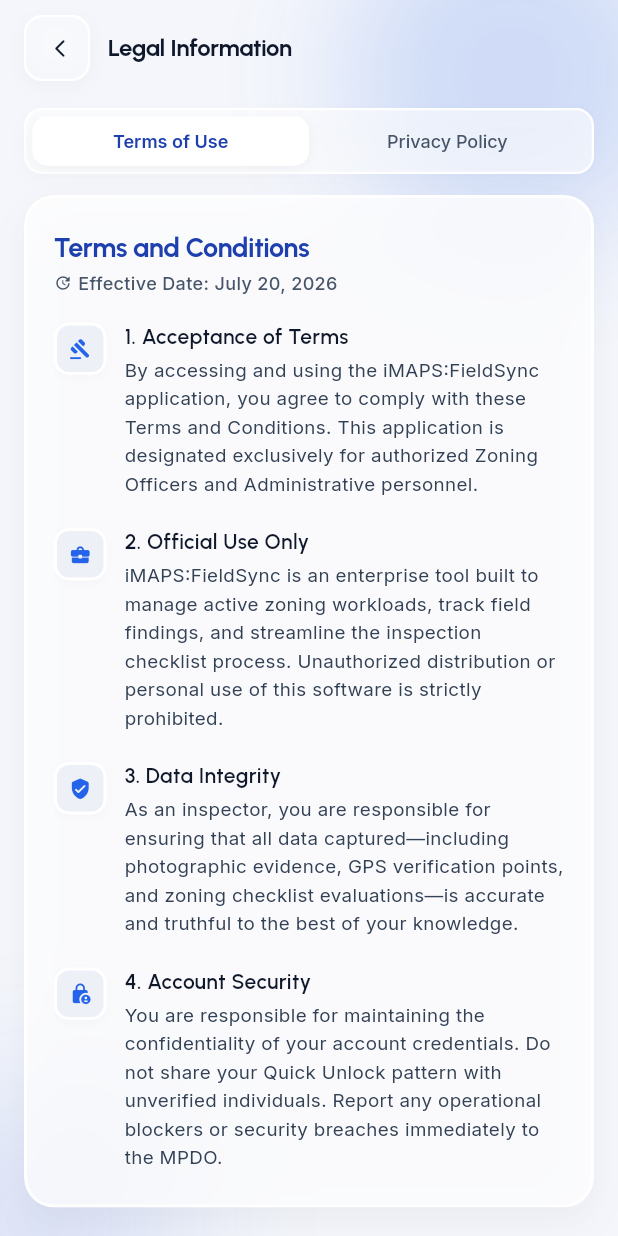
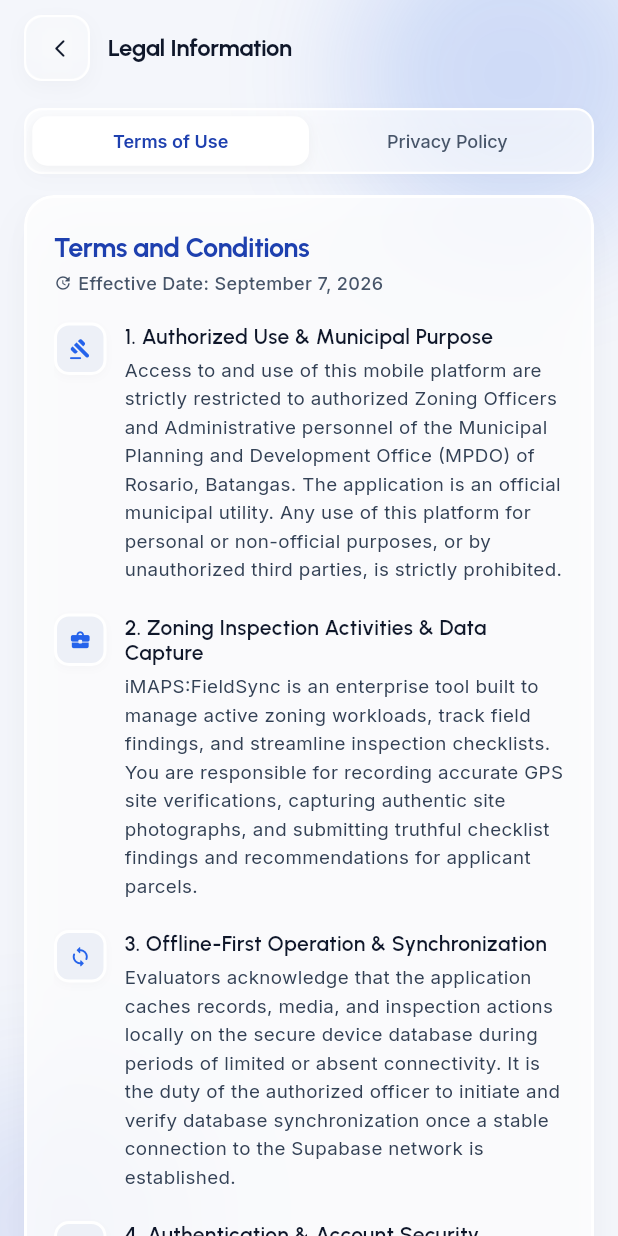
Before and after one commit to HanamiGarduque/imaps-fieldsync, a Flutter app: the TermsPrivacyScreen screen opened directly, on a phone screen of 412 x 824 dp. Run offline on Flutter 3.47's test engine with Material 3 defaults, Android fonts, the phone set to English and light mode, and no system bars; our stand-ins replace camera, connectivity_plus, fl_chart, flutter_compass, flutter_dotenv, flutter_map and 11 more; missing offline and left inert: onesignal_flutter, screen_protector; accounts and stored records are empty.

Commit message:
feat: implement dynamic app versioning and legal terms acknowledgement
This commit adds dynamic app version tracking through package_info_plus and introduces an explicit Terms and Conditions and Privacy Policy acknowledgement UI to the splash screen.

- Added package_info_plus for extracting package version
- Created AppInfoService to fetch and configure the dynamic version string
- Updated the About and Profile screens to use the dynamic version (AppInfoService.fullVersionString)
- Added 'get/setAcceptedLegalVersion' on SecurePrefsService
- Added checkbox on Login/Splash screen demanding terms acknowledgment if outdated
- Replaced hard-coded policy wording and updated effective version date to September 7, 2026.

```diff
--- /dev/null
+++ b/lib/core/services/app_info_service.dart
@@ -0,0 +1,27 @@
+import 'package:package_info_plus/package_info_plus.dart';
+
+class AppInfoService {
+  static String _version = '';
+  static String _buildNumber = '';
+
+  static String get version => _version;
+  static String get buildNumber => _buildNumber;
+
+  static String get fullVersionString {
+    if (_version.isEmpty) {
+      return 'Version unavailable';
+    }
+    return 'Version $_version';
+  }
+
+  static Future<void> initialize() async {
+    try {
+      final packageInfo = await PackageInfo.fromPlatform();
+      _version = packageInfo.version;
+      _buildNumber = packageInfo.buildNumber;
+    } catch (e) {
+      _version = '';
+      _buildNumber = '';
+    }
+  }
+}
--- a/lib/modules/auth_startup/screens/splash_screen.dart
+++ b/lib/modules/auth_startup/screens/splash_screen.dart
@@ -18,6 +18,8 @@
 import 'app_resume_lock_screen.dart';
 import '../../../core/navigation/main_shell_screen.dart';
 import '../../../core/theme/insight_theme.dart';
+import '../../../core/services/app_info_service.dart';
+import '../../profile_settings/screens/terms_privacy_screen.dart';
 
 
 /// ==================================================================
@@ -71,6 +73,7 @@
   }
 
   Future<void> _checkSession() async {
+    await AppInfoService.initialize();
     await Future.delayed(const Duration(seconds: 3));
     if (!mounted) return;
 
@@ -222,7 +225,7 @@
               Padding(
                 padding: const EdgeInsets.only(bottom: 12),
                 child: Text(
-                  'MUNICIPAL PLANNING & ZONING OFFICE · V1.0.0',
+                  'MUNICIPAL PLANNING & ZONING OFFICE · ' + AppInfoService.fullVersionString.toUpperCase(),
                   style: AppText.mono(10, c: Colors.white.withValues(alpha: 0.6)),
                 ),
               ),
@@ -245,6 +248,7 @@
 }
 
 class _LoginScreenState extends State<LoginScreen> {
+  bool _acceptedTerms = false;
   final _emailController = TextEditingController();
   final _passwordController = TextEditingController();
 
--- a/lib/modules/auth_startup/services/secure_prefs_service.dart
+++ b/lib/modules/auth_startup/services/secure_prefs_service.dart
@@ -20,6 +20,17 @@
   static const _kBioSecret         = 'sp_bio_secret';
   static const _kCachedProfile     = 'sp_cached_profile';
   static const _kDbEncryptionKey   = 'sp_db_encryption_key';
+  static const _kAcceptedLegalVersion = 'sp_accepted_legal_version';
+
+  static const int currentLegalVersion = 1;
+
+  static Future<int?> getAcceptedLegalVersion() async {
+    final raw = await _storage.read(key: _kAcceptedLegalVersion);
+    return raw == null ? null : int.tryParse(raw);
+  }
+
+  static Future<void> setAcceptedLegalVersion(int version) =>
+      _storage.write(key: _kAcceptedLegalVersion, value: version.toString());
 
   // ── Biometric enrollment ────────────────────────────────────────────────
   static const _kBioEnrolled       = 'sp_bio_enrolled';
--- a/lib/modules/profile_settings/screens/about_insight_screen.dart
+++ b/lib/modules/profile_settings/screens/about_insight_screen.dart
@@ -2,6 +2,7 @@
 import 'package:flutter/material.dart';
 import 'package:flutter/services.dart';
 import '../../../core/theme/insight_theme.dart';
+import '../../../core/services/app_info_service.dart';
 
 class AboutInsightScreen extends StatelessWidget {
   const AboutInsightScreen({super.key});
@@ -92,7 +93,7 @@
                         const SizedBox(height: 20),
                         Text('iMAPS:FieldSync', style: InsightTheme.poppins(22, w: FontWeight.w700)),
                         const SizedBox(height: 4),
-                        Text('Version 1.0.0', style: InsightTheme.jetBrains(12, c: InsightTheme.ink2, ls: 0.5)),
+                        Text(AppInfoService.fullVersionString, style: InsightTheme.jetBrains(12, c: InsightTheme.ink2, ls: 0.5)),
 
                         const SizedBox(height: 32),
 
@@ -113,8 +114,13 @@
                               ),
                               const SizedBox(height: 12),
                               Text(
-                                'iMAPS:FieldSync is an intelligent geospatial analytics and zoning application designed specifically for the Municipal Planning and Development Office of Rosario, Batangas.\n\nThis application facilitates active monitoring and analytics reporting of land use and zoning compliance directly from the field unit.',
+                                'iMAPS:FieldSync is the official municipal field application used by authorized MPDO and Zoning personnel of Rosario, Batangas for field inspection, site verification, GPS location verification, photographs, zoning checklists, findings, recommendations, offline work, and later synchronization.',
                                 style: InsightTheme.inter(13.5, h: 1.6),
+                              ),
+                              const SizedBox(height: 16),
+                              Text(
+                                'Municipal Planning and Development Office (MPDO)\nRosario, Batangas',
+                                style: InsightTheme.inter(12.5, w: FontWeight.w600, c: InsightTheme.ink2, h: 1.5),
                               ),
                             ],
                           ),
--- a/lib/modules/profile_settings/screens/profile_screen.dart
+++ b/lib/modules/profile_settings/screens/profile_screen.dart
@@ -16,6 +16,7 @@
 import '../widgets/dashboard_widgets.dart';
 import '../../../core/widgets/motion/spring_entrance.dart';
 import '../../../core/widgets/imaps_loading_indicator.dart';
+import '../../../core/services/app_info_service.dart';
 
 
 import '../../../core/theme/insight_theme.dart';
@@ -485,7 +486,7 @@
                                 _ActionTile(
                                   icon: Icons.info_outline_rounded,
                                   title: 'About iMAPS',
-                                  subtitle: 'Version 1.0.0',
+                                  subtitle: AppInfoService.fullVersionString,
                                   onTap: () {
                                     Navigator.push(
                                       context,
--- a/lib/modules/profile_settings/screens/terms_privacy_screen.dart
+++ b/lib/modules/profile_settings/screens/terms_privacy_screen.dart
@@ -126,28 +126,43 @@
       children: [
         _HeaderSection(
           title: 'Terms and Conditions',
-          date: 'July 20, 2026',
+          date: 'September 7, 2026',
         ),
         const SizedBox(height: 18),
         _PolicySection(
           icon: Icons.gavel_rounded,
-          title: '1. Acceptance of Terms',
-          body: 'By accessing and using the iMAPS:FieldSync application, you agree to comply with these Terms and Conditions. This application is designated exclusively for authorized Zoning Officers and Administrative personnel.',
+          title: '1. Authorized Use & Municipal Purpose',
+          body: 'Access to and use of this mobile platform are strictly restricted to authorized Zoning Officers and Administrative personnel of the Municipal Planning and Development Office (MPDO) of Rosario, Batangas. The application is an official municipal utility. Any use of this platform for personal or non-official purposes, or by unauthorized third parties, is strictly prohibited.',
         ),
         _PolicySection(
           icon: Icons.business_center_rounded,
-          title: '2. Official Use Only',
-          body: 'iMAPS:FieldSync is an enterprise tool built to manage active zoning workloads, track field findings, and streamline the inspection checklist process. Unauthorized distribution or personal use of this software is strictly prohibited.',
+          title: '2. Zoning Inspection Activities & Data Capture',
+          body: 'iMAPS:FieldSync is an enterprise tool built to manage active zoning workloads, track field findings, and streamline inspection checklists. You are responsible for recording accurate GPS site verifications, capturing authentic site photographs, and submitting truthful checklist findings and recommendations for applicant parcels.',
+        ),
+        _PolicySection(
+          icon: Icons.sync_rounded,
+          title: '3. Offline-First Operation & Synchronization',
+          body: 'Evaluators acknowledge that the application caches records, media, and inspection actions locally on the secure device database during periods of limited or absent connectivity. It is the duty of the authorized officer to initiate and verify database synchronization once a stable connection to the Supabase network is established.',
+        ),
+        _PolicySection(
+          icon: Icons.lock_person_rounded,
+          title: '4. Authentication & Account Security',
+          body: 'You are responsible for maintaining the confidentiality of your account credentials and Quick Unlock passcodes. Do not share your access credentials or allow unverified individuals to operate the application on your behalf. Report security breaches immediately to the MPDO.',
         ),
         _PolicySection(
           icon: Icons.verified_user_rounded,
-          title: '3. Data Integrity',
-          body: 'As an inspector, you are responsible for ensuring that all data captured—including photographic evidence, GPS verification points, and zoning checklist evaluations—is accurate and truthful to the best of your knowledge.',
+          title: '5. Confidentiality & Proper Use of Applicant/Site Data',
+          body: 'All applicant records, site metrics, boundary information, and inspection notes are confidential municipal records. Evaluators must ensure data accuracy and prevent unauthorized distribution of client data.',
         ),
         _PolicySection(
-          icon: Icons.lock_person_rounded,
-          title: '4. Account Security',
-          body: 'You are responsible for maintaining the confidentiality of your account credentials. Do not share your Quick Unlock pattern with unverified individuals. Report any operational blockers or security breaches immediately to the MPDO.',
+          icon: Icons.block_rounded,
+          title: '6. Access Revocation / Termination',
+          body: 'MPDO administration reserves the right to revoke account access at any time upon separation from the zoning task force, security compromise, or violation of these terms.',
+        ),
+        _PolicySection(
+          icon: Icons.shield_rounded,
+          title: '7. Governing Law',
+          body: 'These Terms are governed by and construed in accordance with the laws of the Republic of the Philippines, including applicable provisions of the Data Privacy Act of 2012.',
           isLast: true,
         ),
       ],
@@ -163,32 +178,51 @@
       children: [
         _HeaderSection(
           title: 'Privacy Policy',
-          date: 'July 20, 2026',
+          date: 'September 7, 2026',
         ),
         const SizedBox(height: 18),
         _PolicySection(
           icon: Icons.data_usage_rounded,
-          title: '1. Information We Collect',
-          body: 'To facilitate field operations, iMAPS:FieldSync collects specific operational and personal data:\n\n'
-                '• Profile Data: Full name, email address, and phone.\n'
-                '• Location Data: Real-time GPS coordinates during verification.\n'
-                '• Media: Site photos captured directly within the app.\n'
-                '• Device Data: Offline cache status and sync logs.',
+          title: '1. Information We Collect & Process',
+          body: 'To facilitate official zoning operations, iMAPS:FieldSync processes specific categories of operational data:\n\n'
+                '• Inspector / account information\n'
+                '• Applicant / application information\n'
+                '• Site / parcel information\n'
+                '• GPS / location information (GPS coordinates are captured during specific verification and inspection events)\n'
+                '• Inspection photographs and geographic metadata (Field photographs captured through the application may contain geographic metadata used to support physical site verification and inspection records)\n'
+                '• Inspection notes\n'
+                '• Checklist answers\n'
+                '• Findings\n'
+                '• Discrepancy title / details\n'
+                '• Recommendations\n'
+                '• Task / scheduling information\n'
+                '• Offline cached / encrypted local data\n'
+                '• Pending actions / outbox\n'
+                '• Supabase / cloud records\n'
+                '• Supabase Storage objects\n'
+                '• OneSignal / device notification information\n'
+                '• Authentication / session information\n'
+                '• Quick Unlock / offline passcode information',
         ),
         _PolicySection(
           icon: Icons.analytics_rounded,
-          title: '2. Use of Information',
-          body: 'The collected data is utilized strictly for evaluating zoning applications, verifying inspection sites, and syncing accurate field findings to the main database via Supabase.',
+          title: '2. Use of Information & Offline Processing',
+          body: 'Collected information is used strictly to evaluate zoning applications, verify inspection sites, record findings, and synchronize secure records to the municipal Supabase backend. Local offline processing ensures uninterrupted fieldwork before syncing.',
         ),
         _PolicySection(
-          icon: Icons.lock_outline_rounded,
-          title: '3. Quick Unlock',
-          body: 'If you opt-in to use the Quick Unlock feature, your pattern is stored as a salted hash, securely and locally on your device. The raw pattern is never stored or transmitted, and none of this data is sent to our servers.',
+          icon: Icons.share_rounded,
+          title: '3. Authorized Access & Sharing',
+          body: 'Information is accessed solely by authorized MPDO personnel and municipal database administrators. Data is not shared with external commercial entities.',
         ),
         _PolicySection(
-          icon: Icons.shield_rounded,
-          title: '4. Data Sharing & Retention',
-          body: 'Information gathered through iMAPS:FieldSync is shared exclusively with the local MPDO database and authorized administrative users. All data processing conforms strictly to the Data Privacy Act of 2012 of the Philippines.',
+          icon: Icons.security_rounded,
+          title: '4. Storage, Security Safeguards & Retention',
+          body: 'Data is protected using encrypted local SQLite databases, secure storage mechanisms, and TLS-encrypted transmission channels. Records are retained for as long as required for municipal zoning administration.',
+        ),
+        _PolicySection(
+          icon: Icons.privacy_tip_rounded,
+          title: '5. Data Subject Rights & Privacy Inquiries',
+          body: 'In accordance with the Data Privacy Act of 2012, data subjects may inquire about stored records or request corrections. For inquiries, access requests, or issues regarding data privacy, contact the Rosario Municipal Planning and Development Office (MPDO) through the administrative desk or the official municipal communication channels.',
           isLast: true,
         ),
       ],
--- a/pubspec.yaml
+++ b/pubspec.yaml
@@ -17,6 +17,7 @@
   sqflite_common_ffi: ^2.3.0
 
   shared_preferences: ^2.2.2
+  package_info_plus: ^8.1.0
 
   url_launcher: ^6.3.2
 
```
